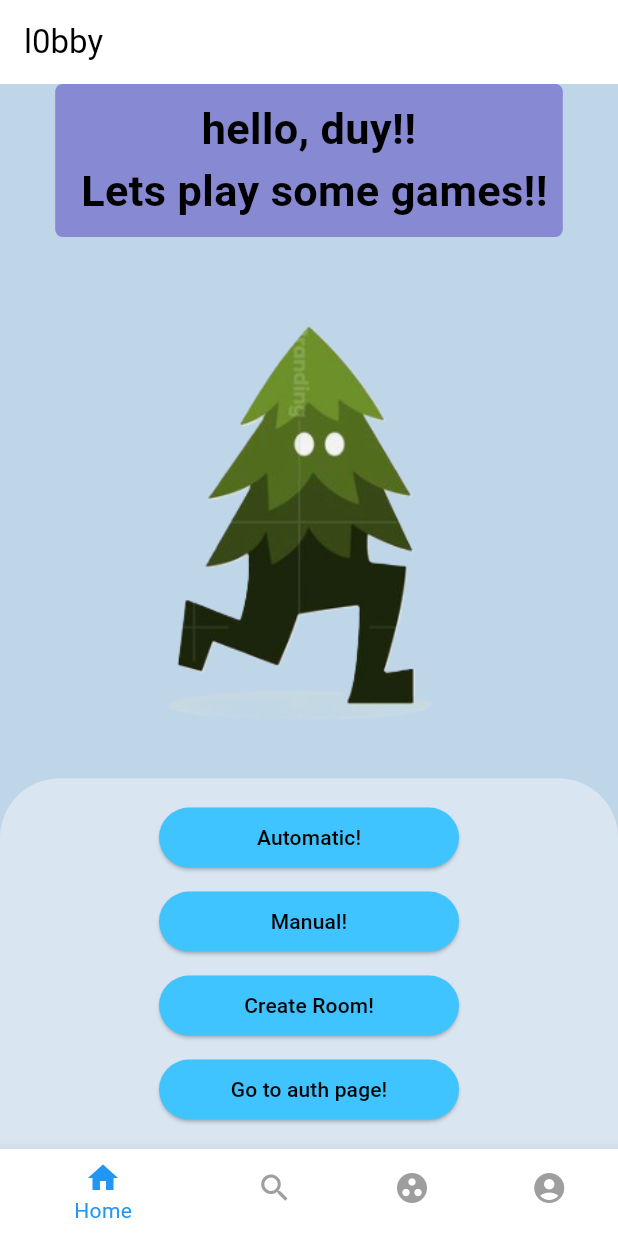
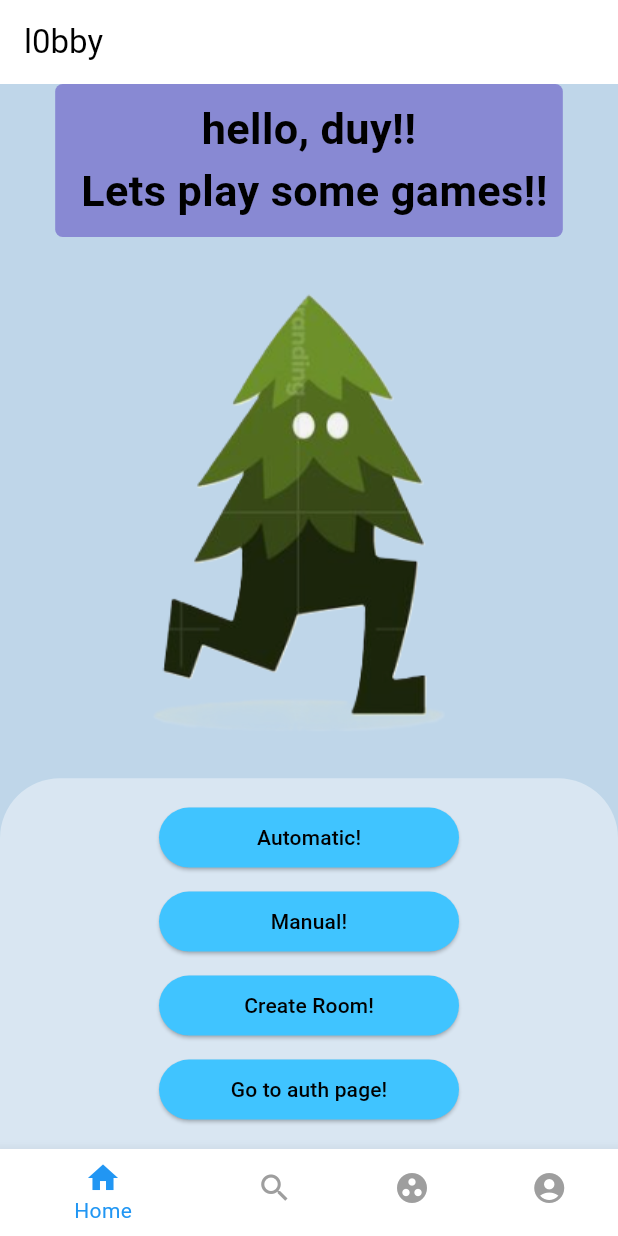
Before and after one commit to k0n-k40-k40/l0bby-frontend, a Flutter app: the screen it shows after launch, on a phone screen of 412 x 824 dp. Run offline on Flutter 3.47's test engine with Material 3 defaults, Android fonts, the phone set to English and light mode, and no system bars.

Commit message:
this is a commit

```diff
--- a/lib/src/components/animation_image.dart
+++ b/lib/src/components/animation_image.dart
@@ -25,7 +25,7 @@ class _HomeImageState extends State<HomeImage>
       duration: const Duration(milliseconds: 1500),
       vsync: this,
     )..repeat(reverse: true);
-    _animation = Tween(begin: -15.0, end: 15.0).animate(
+    _animation = Tween(begin: -10.0, end: 10.0).animate(
       CurvedAnimation(
         parent: _controller,
         curve: Curves.easeInOut,
@@ -37,7 +37,7 @@ class _HomeImageState extends State<HomeImage>
   Widget build(BuildContext context) {
     return
       Transform.scale(
-        scale: 0.9,
+        scale: 1,
         child: Center(
         child: AnimatedBuilder(
           animation: _animation,
--- a/lib/src/screens/home.dart
+++ b/lib/src/screens/home.dart
@@ -23,9 +23,7 @@ class HomeScreen extends StatelessWidget {
               child: Column(
                 children: [
                   HelloBar(username: "duy"),
-                  SizedBox(height: 5,),
                   HomeImage(source: "lib/assets/running_tree.png"),
-                  SizedBox(height: 5,),
                 ],
               ),
             ),
```
